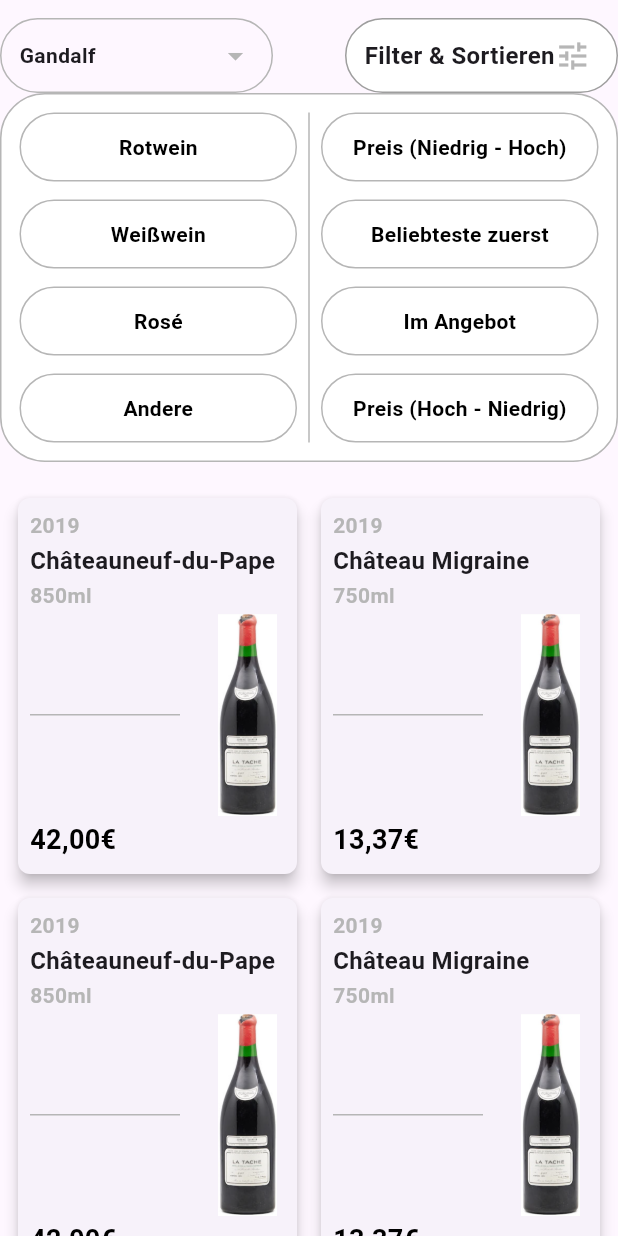
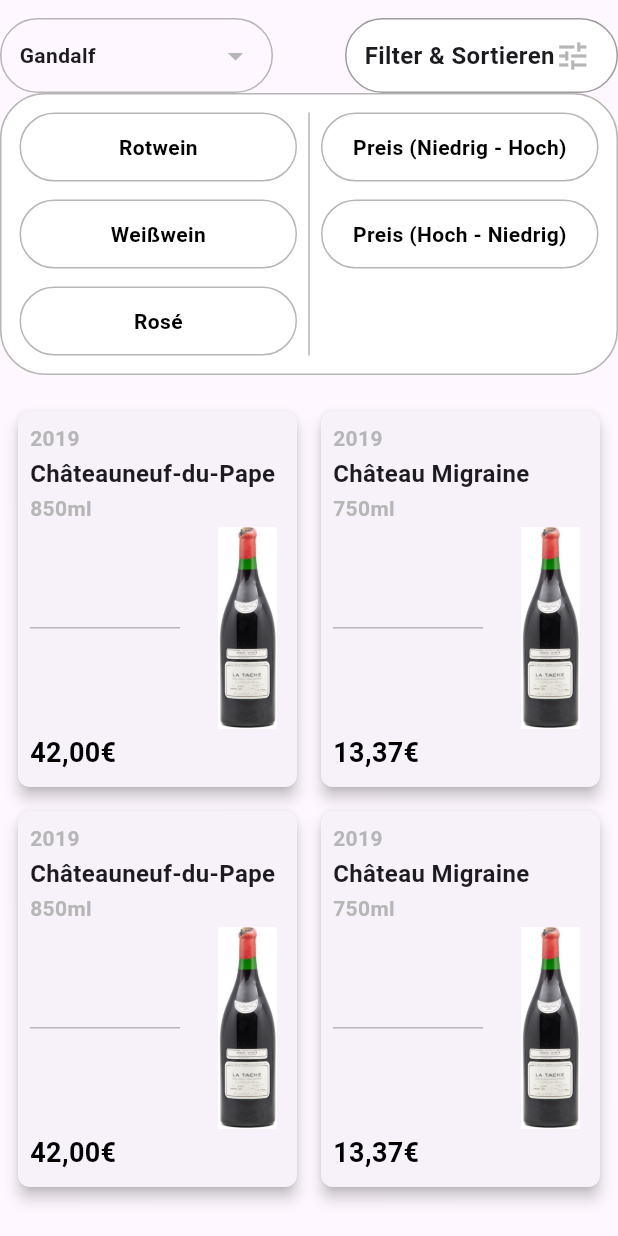
Before and after one commit to Sauttets/VinoVeritas, a Flutter app: the WineListSelector screen opened directly, after a tap on "Gandalf", after a tap on "Filter & Sortieren", on a phone screen of 412 x 824 dp. Run offline on Flutter 3.47's test engine with Material 3 defaults, Android fonts, the phone set to English and light mode, and no system bars.

Commit message:
updated filter options

```diff
--- a/lib/src/features/fav_feature/widgets/fav_liste.dart
+++ b/lib/src/features/fav_feature/widgets/fav_liste.dart
@@ -289,8 +289,6 @@ class _WineListSelectorState extends State<WineListSelector> {
                                 buildFilterOption('Weißwein', selectedWineType, selectWineType),
                                 const SizedBox(height: Spacings.horizontal),
                                 buildFilterOption('Rosé', selectedWineType, selectWineType),
-                                const SizedBox(height: Spacings.horizontal),
-                                buildFilterOption('Andere', selectedWineType, selectWineType),
                               ],
                             ),
                           ),
@@ -303,10 +301,6 @@ class _WineListSelectorState extends State<WineListSelector> {
                               mainAxisSize: MainAxisSize.min,
                               children: [
                                 buildFilterOption('Preis (Niedrig - Hoch)', selectedSortOption, selectSortOption),
-                                const SizedBox(height: Spacings.horizontal),
-                                buildFilterOption('Beliebteste zuerst', selectedSortOption, selectSortOption),
-                                const SizedBox(height: Spacings.horizontal),
-                                buildFilterOption('Im Angebot', selectedSortOption, selectSortOption),
                                 const SizedBox(height: Spacings.horizontal),
                                 buildFilterOption('Preis (Hoch - Niedrig)', selectedSortOption, selectSortOption),
                               ],
```
